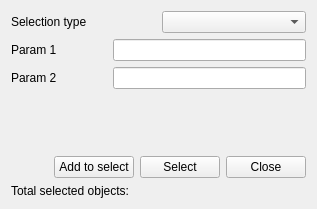
Qt form select_window.ui (konstvest/ei_maper) before a commit.
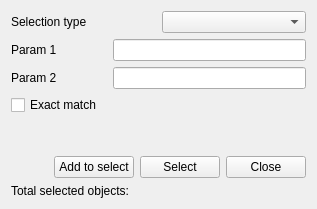
The same form after that commit.

Commit message:
Added exact match selection
fix selection order effect for world objects and units

Patch:
```diff
--- a/select_window.ui
+++ b/select_window.ui
@@ -62,6 +62,13 @@
      </item>
     </layout>
    </item>
+   <item>
+    <widget class="QCheckBox" name="check_exactMatch">
+     <property name="text">
+      <string>Exact match</string>
+     </property>
+    </widget>
+   </item>
    <item>
     <spacer name="verticalSpacer">
      <property name="orientation">
```
The commit also changes 3 other files.
